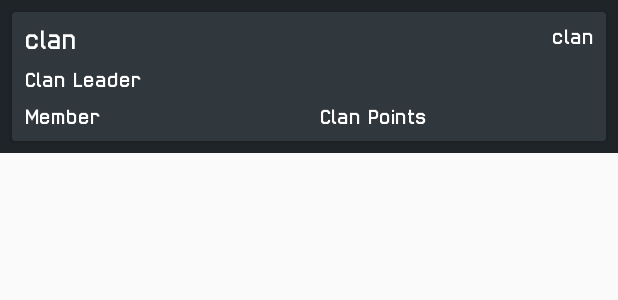
After one commit to marcelonomad/WFStats, an Android app: the layout item_clan_top_100.xml on its own in the app's theme, with its tools: preview values and no code run, on a phone screen of 412 x 824 dp. The commit adds this screen. Shown: the top 300 px of the screen. Run offline under Robolectric (Android 15) with nearby library versions, the phone set to English and light mode, and no system bars.

Commit message:
clan top 100

```diff
--- /dev/null
+++ b/app/src/main/java/com/nomad/wfstats/models/ClanTop100.kt
@@ -0,0 +1,29 @@
+package com.nomad.wfstats.models
+
+import com.google.gson.annotations.Expose
+
+import com.google.gson.annotations.SerializedName
+
+
+data class ClanTop100(
+    @SerializedName("clan")
+    @Expose
+    private val clan: String? = null,
+
+    @SerializedName("clan_leader")
+    @Expose
+    private val clanLeader: String? = null,
+
+    @SerializedName("members")
+    @Expose
+    private val members: String? = null,
+
+    @SerializedName("points")
+    @Expose
+    private val points: String? = null,
+
+    @SerializedName("rank")
+    @Expose
+    private val rank: String? = null
+
+)
--- /dev/null
+++ b/app/src/main/res/layout/item_clan_top_100.xml
@@ -0,0 +1,93 @@
+<?xml version="1.0" encoding="utf-8"?>
+<androidx.constraintlayout.widget.ConstraintLayout xmlns:android="http://schemas.android.com/apk/res/android"
+    xmlns:app="http://schemas.android.com/apk/res-auto"
+    xmlns:tools="http://schemas.android.com/tools"
+    android:layout_width="match_parent"
+    android:layout_height="wrap_content"
+    android:background="@color/colorPrimary">
+
+    <androidx.cardview.widget.CardView
+        android:layout_width="match_parent"
+        android:layout_height="wrap_content"
+        android:layout_marginStart="8dp"
+        android:layout_marginTop="8dp"
+        android:layout_marginEnd="8dp"
+        android:layout_marginBottom="8dp"
+        app:cardBackgroundColor="@color/cardBackgroud"
+        app:layout_constraintBottom_toBottomOf="parent"
+        app:layout_constraintEnd_toEndOf="parent"
+        app:layout_constraintStart_toStartOf="parent"
+        app:layout_constraintTop_toTopOf="parent">
+
+        <androidx.constraintlayout.widget.ConstraintLayout
+            android:layout_width="match_parent"
+            android:layout_height="match_parent">
+
+            <TextView
+                android:id="@+id/lblNameClan"
+                android:layout_width="wrap_content"
+                android:layout_height="wrap_content"
+                android:layout_marginStart="8dp"
+                android:layout_marginTop="8dp"
+                android:text="@string/clan"
+                android:textColor="@color/text"
+                android:textSize="18sp"
+                app:layout_constraintStart_toStartOf="parent"
+                app:layout_constraintTop_toTopOf="parent" />
+
+            <TextView
+                android:id="@+id/lblRankClan"
+                android:layout_width="wrap_content"
+                android:layout_height="wrap_content"
+                android:layout_marginTop="8dp"
+                android:layout_marginEnd="8dp"
+                android:text="@string/clan"
+                app:layout_constraintEnd_toEndOf="parent"
+                app:layout_constraintTop_toTopOf="parent" />
+
+            <TextView
+                android:id="@+id/lblClanLeader"
+                android:layout_width="wrap_content"
+                android:layout_height="wrap_content"
+                android:layout_marginStart="8dp"
+                android:layout_marginTop="8dp"
+                android:text="@string/clan_leader"
+                app:layout_constraintStart_toStartOf="parent"
+                app:layout_constraintTop_toBottomOf="@+id/lblNameClan" />
+
+            <TextView
+                android:id="@+id/lblClanMemberCount"
+                android:layout_width="wrap_content"
+                android:layout_height="wrap_content"
+                android:layout_marginStart="8dp"
+                android:layout_marginTop="8dp"
+                android:layout_marginBottom="8dp"
+                android:text="@string/member"
+                app:layout_constraintBottom_toBottomOf="parent"
+                app:layout_constraintStart_toStartOf="parent"
+                app:layout_constraintTop_toBottomOf="@+id/lblClanLeader" />
+
+            <androidx.constraintlayout.widget.Guideline
+                android:id="@+id/guideline3"
+                android:layout_width="0dp"
+                android:layout_height="wrap_content"
+                android:orientation="vertical"
+                app:layout_constraintBottom_toBottomOf="parent"
+                app:layout_constraintEnd_toEndOf="parent"
+                app:layout_constraintGuide_begin="197dp"
+                app:layout_constraintStart_toStartOf="parent"
+                app:layout_constraintTop_toTopOf="parent" />
+
+            <TextView
+                android:id="@+id/lblClanPoints"
+                android:layout_width="wrap_content"
+                android:layout_height="wrap_content"
+                android:layout_marginStart="8dp"
+                android:layout_marginTop="8dp"
+                android:text="@string/clan_points"
+                app:layout_constraintStart_toStartOf="@+id/guideline3"
+                app:layout_constraintTop_toBottomOf="@+id/lblClanLeader" />
+        </androidx.constraintlayout.widget.ConstraintLayout>
+
+    </androidx.cardview.widget.CardView>
+</androidx.constraintlayout.widget.ConstraintLayout>
--- a/app/src/main/res/values/strings.xml
+++ b/app/src/main/res/values/strings.xml
@@ -36,4 +36,6 @@
     <string name="session_kicked">Sessions Kicked</string>
     <string name="melee_kills">Melee Kills</string>
     <string name="connection_lost">Connection Lost</string>
+    <string name="clan_leader">Clan Leader</string>
+    <string name="clan_points">Clan Points</string>
 </resources>
--- a/app/src/main/res/values/styles.xml
+++ b/app/src/main/res/values/styles.xml
@@ -11,6 +11,7 @@
 <item name="cardBackgroundColor">@color/cardBackgroud</item>-->
         <item name="font">@font/warface</item>
         <item name="fontFamily">@font/warface</item>
+        <item name="background">@color/colorPrimary</item>
 
     </style>
 
```
